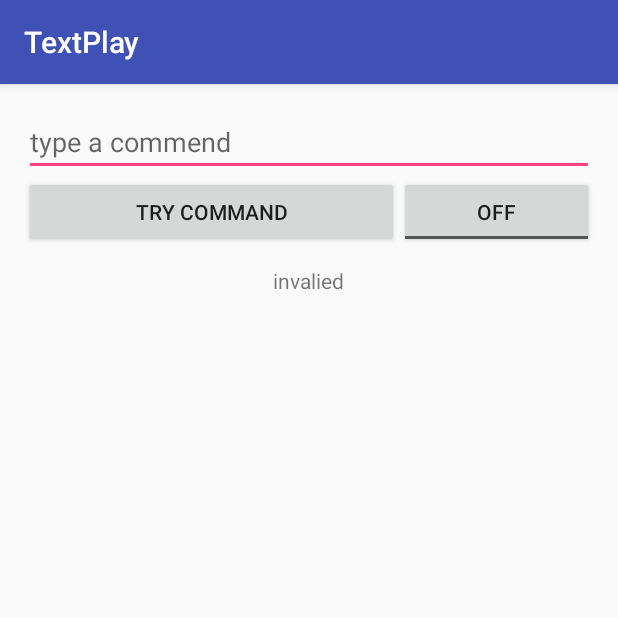
After one commit to ChathurangaSandun/NewBostonAndroidApps, an Android app: the TextPlayActivity screen opened directly, with no data from a screen before it, on a phone screen of 412 x 824 dp, the top half of it. The commit adds this screen. Run offline under Robolectric (Android 15) with nearby library versions, the phone set to English and light mode, and no system bars.

Commit message:
add textplay activity

```diff
--- a/app/src/main/java/com/clivekumara/thenewbostonexample2splash/SplashActivity.java
+++ b/app/src/main/java/com/clivekumara/thenewbostonexample2splash/SplashActivity.java
@@ -36,7 +36,7 @@ public class SplashActivity extends AppCompatActivity {
                 } catch (InterruptedException e) {
                     e.printStackTrace();
                 }finally {
-                    Intent intent = new Intent(getApplicationContext(),MainActivity.class);
+                    Intent intent = new Intent(getApplicationContext(),Menu.class);
                     startActivity(intent);
                 }
 
--- /dev/null
+++ b/app/src/main/java/com/clivekumara/thenewbostonexample2splash/TextPlayActivity.java
@@ -0,0 +1,58 @@
+package com.clivekumara.thenewbostonexample2splash;
+
+import android.os.Bundle;
+import android.support.v7.app.AppCompatActivity;
+import android.support.v7.widget.Toolbar;
+import android.text.InputType;
+import android.view.View;
+import android.widget.Button;
+import android.widget.EditText;
+import android.widget.TextView;
+import android.widget.ToggleButton;
+
+public class TextPlayActivity extends AppCompatActivity implements View.OnClickListener{
+
+    Button btTry;
+    ToggleButton tbPassword;
+    EditText etCommand;
+    TextView tvResult;
+
+    @Override
+    protected void onCreate(Bundle savedInstanceState) {
+        super.onCreate(savedInstanceState);
+        setContentView(R.layout.activity_text_play);
+        Toolbar toolbar = (Toolbar) findViewById(R.id.toolbar);
+        setSupportActionBar(toolbar);
+
+        initComponents();
+    }
+
+    private void initComponents() {
+        btTry = (Button) findViewById(R.id.btResult);
+        tbPassword = (ToggleButton) findViewById(R.id.tbPassword);
+        etCommand = (EditText) findViewById(R.id.etCommand);
+        tvResult = (TextView) findViewById(R.id.tvResult);
+
+        btTry.setOnClickListener(this);
+        tbPassword.setOnClickListener(this);
+
+    }
+
+    @Override
+    public void onClick(View v) {
+
+        switch(v.getId()){
+            case R.id.btResult:
+                break;
+
+            case R.id.tbPassword:
+                if(tbPassword.isChecked()){
+                    etCommand.setInputType(InputType.TYPE_CLASS_TEXT | InputType.TYPE_NUMBER_VARIATION_PASSWORD );
+                }else{
+                    etCommand.setInputType(InputType.TYPE_CLASS_TEXT );
+                }
+
+                break;
+        }
+    }
+}
--- /dev/null
+++ b/app/src/main/res/layout/activity_text_play.xml
@@ -0,0 +1,20 @@
+<?xml version="1.0" encoding="utf-8"?>
+<android.support.design.widget.CoordinatorLayout
+    xmlns:android="http://schemas.android.com/apk/res/android"
+    xmlns:app="http://schemas.android.com/apk/res-auto"
+    xmlns:tools="http://schemas.android.com/tools" android:layout_width="match_parent"
+    android:layout_height="match_parent" android:fitsSystemWindows="true"
+    tools:context="com.clivekumara.thenewbostonexample2splash.TextPlayActivity">
+
+    <android.support.design.widget.AppBarLayout android:layout_height="wrap_content"
+        android:layout_width="match_parent" android:theme="@style/AppTheme.AppBarOverlay">
+
+        <android.support.v7.widget.Toolbar android:id="@+id/toolbar"
+            android:layout_width="match_parent" android:layout_height="?attr/actionBarSize"
+            android:background="?attr/colorPrimary" app:popupTheme="@style/AppTheme.PopupOverlay" />
+
+    </android.support.design.widget.AppBarLayout>
+
+    <include layout="@layout/content_text_play" />
+
+</android.support.design.widget.CoordinatorLayout>
--- /dev/null
+++ b/app/src/main/res/layout/content_text_play.xml
@@ -0,0 +1,55 @@
+<?xml version="1.0" encoding="utf-8"?>
+<LinearLayout xmlns:android="http://schemas.android.com/apk/res/android"
+    xmlns:tools="http://schemas.android.com/tools"
+    xmlns:app="http://schemas.android.com/apk/res-auto" android:layout_width="match_parent"
+    android:layout_height="match_parent" android:paddingLeft="@dimen/activity_horizontal_margin"
+    android:paddingRight="@dimen/activity_horizontal_margin"
+    android:paddingTop="@dimen/activity_vertical_margin"
+    android:paddingBottom="@dimen/activity_vertical_margin"
+    app:layout_behavior="@string/appbar_scrolling_view_behavior"
+    tools:showIn="@layout/activity_text_play"
+    tools:context="com.clivekumara.thenewbostonexample2splash.TextPlayActivity"
+    android:orientation="vertical">
+
+
+    <EditText
+        android:layout_width="fill_parent"
+        android:layout_height="wrap_content"
+        android:id="@+id/etCommand"
+        android:layout_alignParentTop="true"
+        android:layout_centerHorizontal="true"
+        android:hint="type a commend"
+        android:password="true" />
+
+    <LinearLayout
+        android:orientation="horizontal"
+        android:layout_width="match_parent"
+        android:layout_height="60dp"
+        android:layout_gravity="center_horizontal">
+
+        <Button
+            android:layout_width="wrap_content"
+            android:layout_height="wrap_content"
+            android:text="Try Command"
+            android:id="@+id/btResult"
+            android:layout_weight="75" />
+
+        <ToggleButton
+            android:layout_width="wrap_content"
+            android:layout_height="wrap_content"
+            android:text="New ToggleButton"
+            android:id="@+id/tbPassword"
+            android:layout_gravity="center_horizontal"
+            android:layout_weight="25"
+            android:checked="false" />
+    </LinearLayout>
+
+    <TextView
+        android:layout_width="wrap_content"
+        android:layout_height="wrap_content"
+        android:text="invalied"
+        android:id="@+id/tvResult"
+        android:layout_gravity="center" />
+
+
+</LinearLayout>
--- a/app/src/main/res/values/strings.xml
+++ b/app/src/main/res/values/strings.xml
@@ -2,4 +2,6 @@
     <string name="app_name">ThenewBostonExample2Splash</string>
     <string name="action_settings">Settings</string>
     <string name="title_activity_splash">SplashActivity</string>
+    <string name="title_activity_menu">Menu</string>
+    <string name="title_activity_text_play">TextPlay</string>
 </resources>
```
Also changed, not shown: app/src/main/AndroidManifest.xml (+17 -4 lines), app/src/main/java/com/clivekumara/thenewbostonexample2splash/Menu.java (+19 -0 lines).
